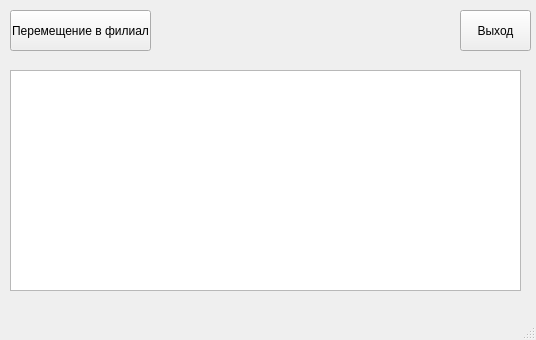
The window that main_storage.ui (ig-or-ka/MAI-PIS-Coursework) describes before a commit, drawn with Qt 5.
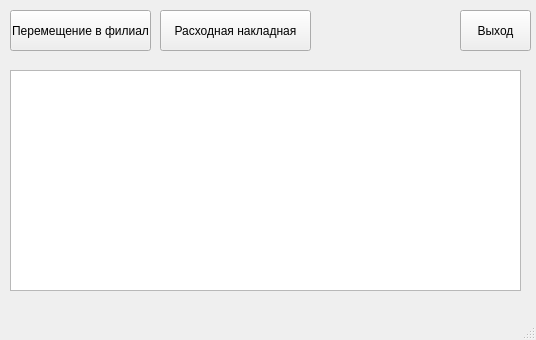
The same window after the commit.

Commit message: Реализовал расходную накладную

What changed in the file:
```diff
--- a/main_storage.ui
+++ b/main_storage.ui
@@ -50,6 +50,19 @@
      </rect>
     </property>
    </widget>
+   <widget class="QPushButton" name="read_inv">
+    <property name="geometry">
+     <rect>
+      <x>160</x>
+      <y>10</y>
+      <width>151</width>
+      <height>41</height>
+     </rect>
+    </property>
+    <property name="text">
+     <string>Расходная накладная</string>
+    </property>
+   </widget>
   </widget>
   <widget class="QMenuBar" name="menubar">
    <property name="geometry">
```
The commit also changes 2 other files.
